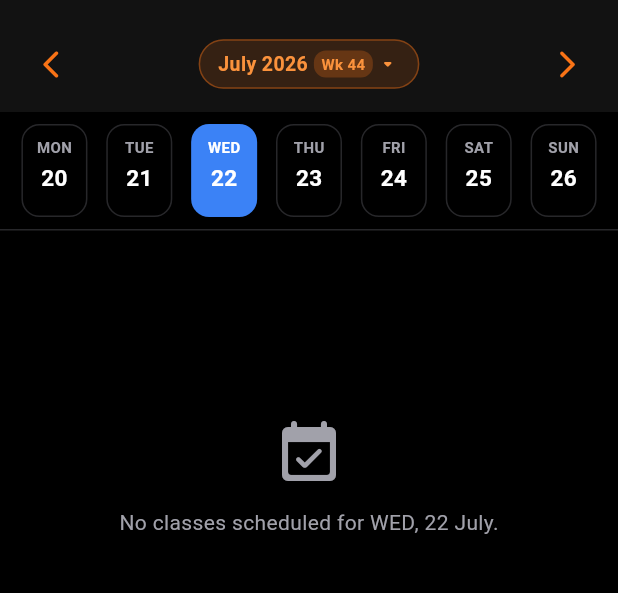
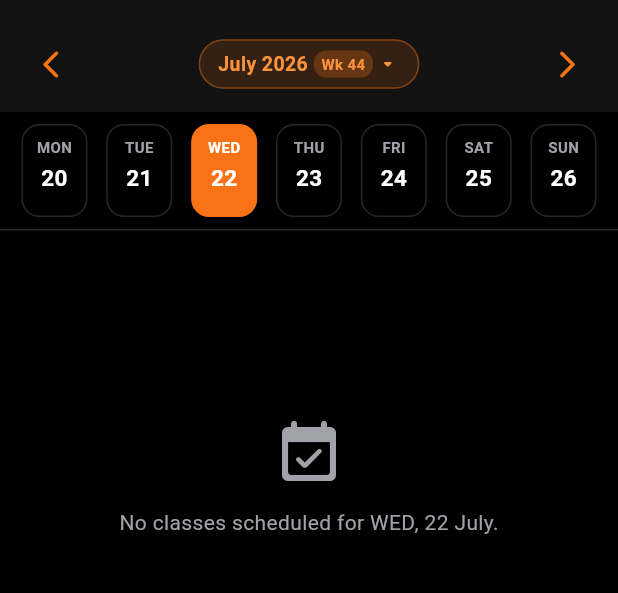
Before and after one commit to CyberViper19/rhul-timetable, a Flutter app: the TimetableDashboardScreen screen opened directly with empty values, on a phone screen of 412 x 824 dp, the part 68-661 px from its top. Run offline on Flutter 3.47's test engine with Material 3 defaults, Android fonts, the phone set to English and light mode, and no system bars; our stand-ins replace flutter_local_notifications, flutter_secure_storage, hive_flutter, permission_handler, timezone, webview_flutter; missing offline and left inert: workmanager; accounts and stored records are empty; statements that could not run were skipped.

Commit message:
Set active day selector pill color to Royal Holloway Orange in RHUL theme

```diff
--- a/lib/main.dart
+++ b/lib/main.dart
@@ -927,7 +927,7 @@ class _TimetableDashboardScreenState extends State<TimetableDashboardScreen> {
                           date.day == DateTime.now().day;
                       final hasEvents = _hasEventsOnDate(date);
 
-                      final selectedPillColor = (activeTheme.key == 'dark' || activeTheme.key == 'rhul')
+                      final selectedPillColor = (activeTheme.key == 'dark')
                           ? activeTheme.lectureColor
                           : activeTheme.primaryColor;
 
```
